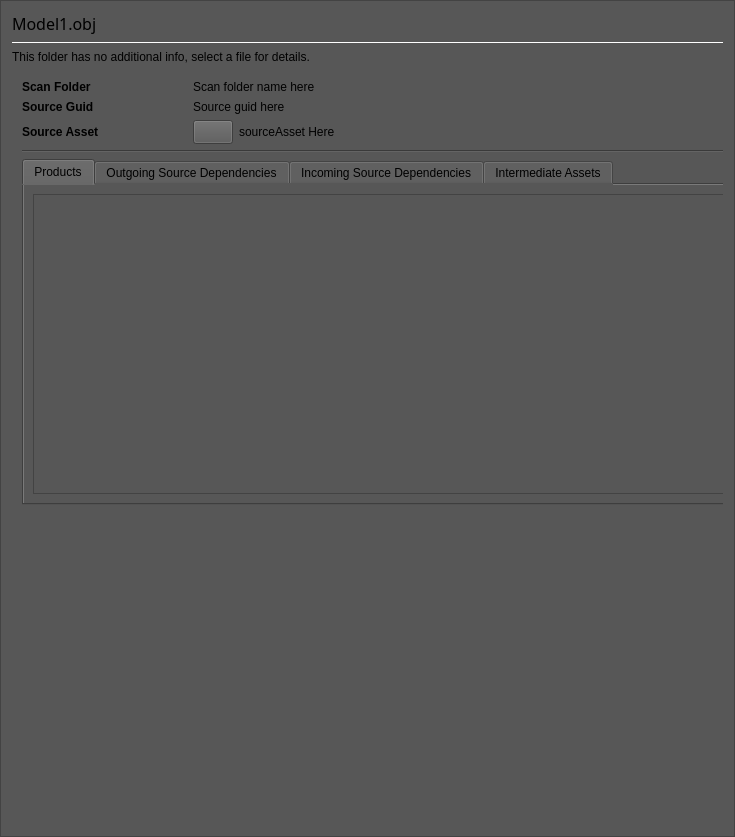
Old version of the form Code/Tools/AssetProcessor/native/ui/SourceAssetDetailsPanel.ui in the repository o3de/o3de.
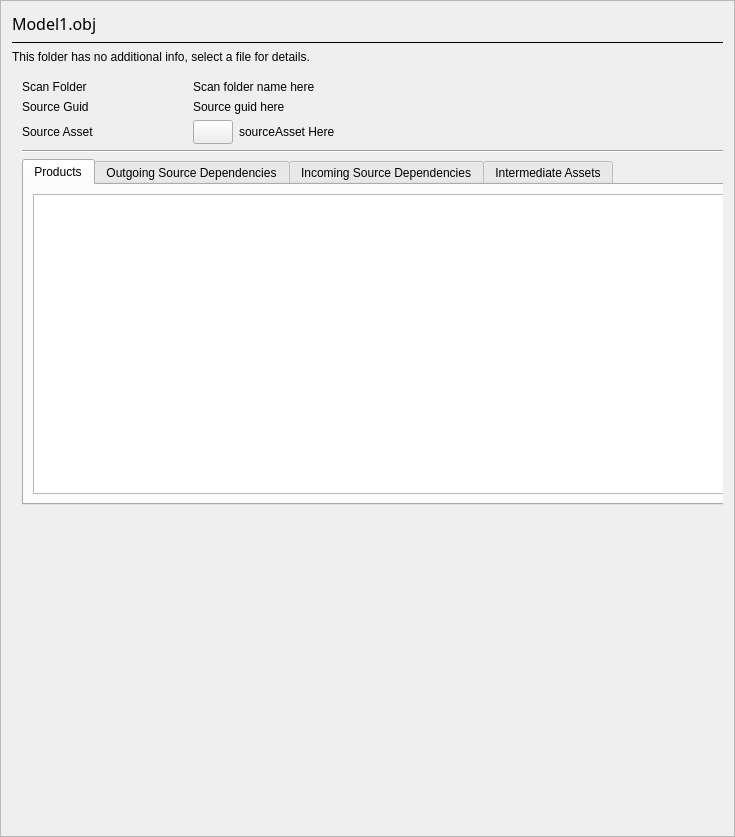
New version of the form. Custom widgets are drawn as their Qt base class.

Commit message: Flatten the missing styles of the Editor and tools, at the Oct 28 cost

Diff of the .ui file:
```diff
--- a/Code/Tools/AssetProcessor/native/ui/SourceAssetDetailsPanel.ui
+++ b/Code/Tools/AssetProcessor/native/ui/SourceAssetDetailsPanel.ui
@@ -16,9 +16,6 @@
     <verstretch>0</verstretch>
    </sizepolicy>
   </property>
-  <property name="styleSheet">
-   <string notr="true">background-color: rgb(87, 87, 87);</string>
-  </property>
   <property name="frameShape">
    <enum>QFrame::StyledPanel</enum>
   </property>
@@ -37,9 +34,6 @@
        <bold>false</bold>
       </font>
      </property>
-     <property name="styleSheet">
-      <string notr="true">font: 12pt;</string>
-     </property>
      <property name="text">
       <string>Model1.obj</string>
      </property>
@@ -55,124 +49,6 @@
     <layout class="QVBoxLayout" name="sourcePanelLayout">
      <item>
       <widget class="Line" name="AssetDetailsSeparator">
-       <property name="palette">
-        <palette>
-         <active>
-          <colorrole role="WindowText">
-           <brush brushstyle="SolidPattern">
-            <color alpha="200">
-             <red>200</red>
-             <green>200</green>
-             <blue>200</blue>
-            </color>
-           </brush>
-          </colorrole>
-          <colorrole role="Button">
-           <brush brushstyle="SolidPattern">
-            <color alpha="255">
-             <red>87</red>
-             <green>87</green>
-             <blue>87</blue>
-            </color>
-           </brush>
-          </colorrole>
-          <colorrole role="Base">
-           <brush brushstyle="SolidPattern">
-            <color alpha="255">
-             <red>87</red>
-             <green>87</green>
-             <blue>87</blue>
-            </color>
-           </brush>
-          </colorrole>
-          <colorrole role="Window">
-           <brush brushstyle="SolidPattern">
-            <color alpha="255">
-             <red>87</red>
-             <green>87</green>
-             <blue>87</blue>
-            </color>
-           </brush>
-          </colorrole>
-         </active>
-         <inactive>
-          <colorrole role="WindowText">
-           <brush brushstyle="SolidPattern">
-            <color alpha="255">
-             <red>255</red>
-             <green>255</green>
-             <blue>255</blue>
-            </color>
-           </brush>
-          </colorrole>
-          <colorrole role="Button">
-           <brush brushstyle="SolidPattern">
-            <color alpha="255">
-             <red>87</red>
-             <green>87</green>
-             <blue>87</blue>
-            </color>
-           </brush>
-          </colorrole>
-          <colorrole role="Base">
-           <brush brushstyle="SolidPattern">
-            <color alpha="255">
-             <red>87</red>
-             <green>87</green>
-             <blue>87</blue>
-            </color>
-           </brush>
-          </colorrole>
-          <colorrole role="Window">
-           <brush brushstyle="SolidPattern">
-            <color alpha="255">
-             <red>87</red>
-             <green>87</green>
-             <blue>87</blue>
-            </color>
-           </brush>
-          </colorrole>
-         </inactive>
-         <disabled>
-          <colorrole role="WindowText">
-           <brush brushstyle="SolidPattern">
-            <color alpha="255">
-             <red>120</red>
-             <green>120</green>
-             <blue>120</blue>
-            </color>
-           </brush>
-          </colorrole>
-          <colorrole role="Button">
-           <brush brushstyle="SolidPattern">
-            <color alpha="255">
-             <red>87</red>
-             <green>87</green>
-             <blue>87</blue>
-            </color>
-           </brush>
-          </colorrole>
-          <colorrole role="Base">
-           <brush brushstyle="SolidPattern">
-            <color alpha="255">
-             <red>87</red>
-             <green>87</green>
-             <blue>87</blue>
-            </color>
-           </brush>
-          </colorrole>
-          <colorrole role="Window">
-           <brush brushstyle="SolidPattern">
-            <color alpha="255">
-             <red>87</red>
-             <green>87</green>
-             <blue>87</blue>
-            </color>
-           </brush>
-          </colorrole>
-         </disabled>
-        </palette>
-       </property>
        <property name="styleSheet">
         <string notr="true"/>
        </property>
@@ -237,9 +113,6 @@
            <layout class="QGridLayout" name="headerGrid" columnstretch="1,4">
             <item row="0" column="0">
              <widget class="QLabel" name="scanFolderTitleLabel">
-              <property name="styleSheet">
-               <string notr="true">font: bold;</string>
-              </property>
               <property name="text">
                <string>Scan Folder</string>
               </property>
@@ -270,9 +143,6 @@
             </item>
             <item row="1" column="0">
              <widget class="QLabel" name="sourceGuidTitleLabel">
-              <property name="styleSheet">
-               <string notr="true">font: bold;</string>
-              </property>
               <property name="text">
                <string>Source Guid</string>
               </property>
@@ -283,9 +153,6 @@
             </item>
              <item row="2" column="0">
                <widget class="QLabel" name="sourceAssetTitleLabel">
-                 <property name="styleSheet">
-                   <string notr="true">font: bold;</string>
-                 </property>
                  <property name="text">
                    <string>Source Asset</string>
                  </property>
```
The commit also changes 437 other files.
